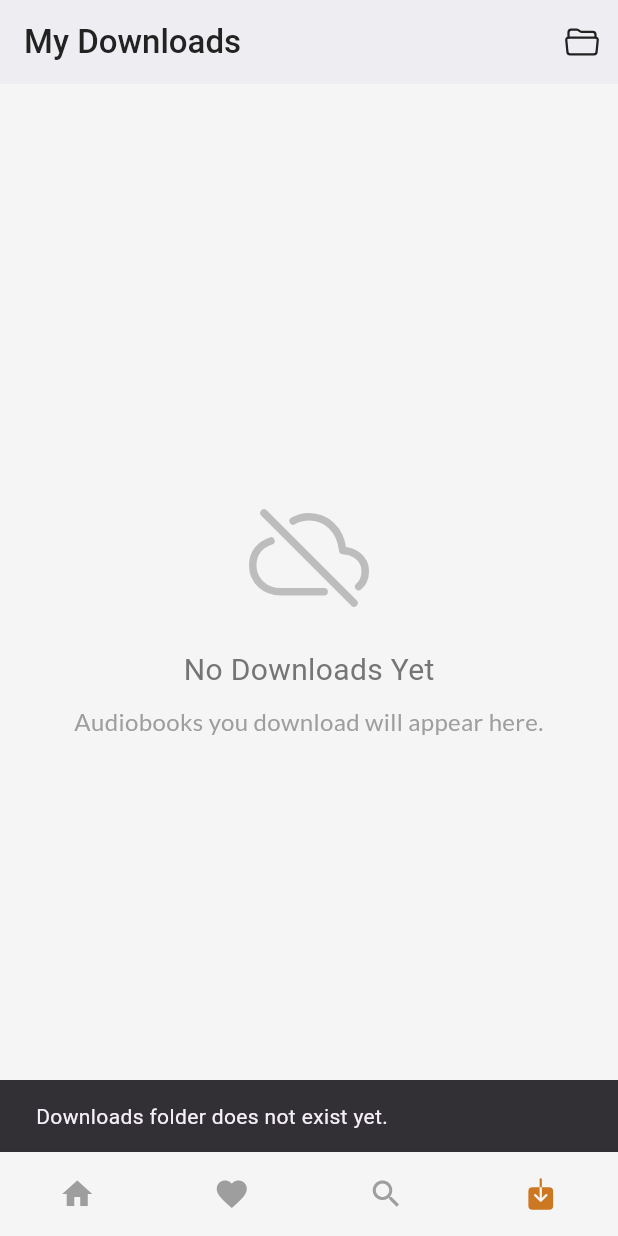
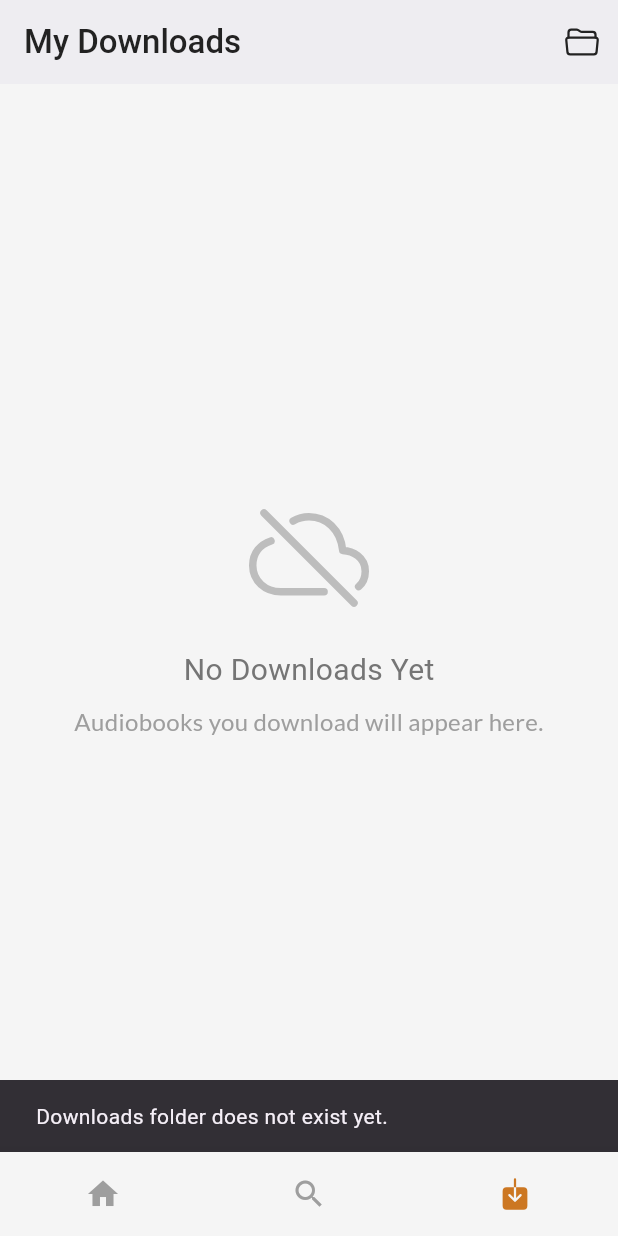
Before and after one commit to sagarchaulagai/aradia, a Flutter app: the DownloadsPage screen opened by its route, after a tap on an icon or button, on a phone screen of 412 x 824 dp. Run offline on Flutter 3.47's test engine with Material 3 defaults, Android fonts, the phone set to English and light mode, and no system bars; our stand-ins replace audio_service, audio_video_progress_bar, bloc, cached_network_image, device_info_plus, file_picker and 13 more; missing offline and left inert: audio_session, back_button_interceptor, background_downloader, flutter_background, flutter_media_metadata, rxdart_ext and 2 more; accounts and stored records are empty; network calls fail; Roboto replaces fonts that are missing (Ubuntu); statements that could not run were skipped.

Commit message:
added fav section in home, removed fav from btm nav bar, fixed UI

```diff
--- a/lib/screens/favourite/favourite.dart
+++ /dev/null
@@ -1,118 +0,0 @@
-import 'package:flutter/material.dart';
-import 'package:hive/hive.dart';
-import 'package:aradia/resources/models/audiobook.dart';
-import 'package:aradia/widgets/audiobook_item.dart';
-
-class Favourite extends StatefulWidget {
-  const Favourite({super.key});
-
-  @override
-  State<Favourite> createState() => _FavouriteState();
-}
-
-class _FavouriteState extends State<Favourite> {
-  late Box<dynamic> box;
-  late Stream<BoxEvent> _boxEventStream;
-
-  @override
-  void initState() {
-    super.initState();
-    box = Hive.box('favourite_audiobooks_box');
-
-    _boxEventStream = box.watch();
-  }
-
-  @override
-  Widget build(BuildContext context) {
-    return Scaffold(
-      appBar: AppBar(
-        title: const Text('Favourite'),
-      ),
-      body: StreamBuilder<BoxEvent>(
-        stream: _boxEventStream,
-        builder: (context, snapshot) {
-          final width = MediaQuery.of(context).size.width / 2;
-          double desiredHeight = (250 / 175) * width;
-          final double crossAspectRatio = width / desiredHeight;
-          if (box.length == 0) {
-            return const Center(
-              child: Column(
-                mainAxisAlignment: MainAxisAlignment.center,
-                children: [
-                  Icon(
-                    Icons.favorite,
-                    size: 100,
-                    color: Colors.grey,
-                  ),
-                  SizedBox(height: 10),
-                  Text(
-                    'No favourite audiobooks',
-                    style: TextStyle(
-                      fontSize: 20,
-                      color: Colors.grey,
-                    ),
-                  ),
-                ],
-              ),
-            );
-          }
-          return GridView.builder(
-            itemCount: box.length,
-            gridDelegate: SliverGridDelegateWithFixedCrossAxisCount(
-              crossAxisCount: 2,
-              childAspectRatio: crossAspectRatio,
-              crossAxisSpacing: 10,
-              mainAxisSpacing: 0,
-            ),
-            itemBuilder: (context, index) {
-              var key = box.keyAt(index);
-              final audiobook = Audiobook.fromMap(box.get(key)!);
-
-              return AudiobookItem(
-                audiobook: audiobook,
-                width: width,
-                height: desiredHeight,
-                onLongPressed: () {
-                  _showDeleteConfirmation(context, index);
-                },
-              );
-            },
-          );
-        },
-      ),
-    );
-  }
-
-  void _showDeleteConfirmation(BuildContext context, int index) {
-    showDialog(
-      context: context,
-      builder: (context) {
-        return AlertDialog(
-          title: const Text("Delete Audiobook"),
-          content: const Text(
-              "Are you sure you want to delete this audiobook from favourites?"),
-          actions: [
-            TextButton(
-              onPressed: () =>
-                  Navigator.of(context).pop(), // Dismiss the dialog
-              child: const Text("Cancel"),
-            ),
-            TextButton(
-              onPressed: () {
-                box.deleteAt(index); // Delete the item
-                Navigator.of(context).pop(); // Dismiss the dialog
-              },
-              child: const Text("Delete"),
-            ),
-          ],
-        );
-      },
-    );
-  }
-
-  @override
-  void dispose() {
-    box.close();
-    super.dispose();
-  }
-}
--- a/lib/screens/home/home.dart
+++ b/lib/screens/home/home.dart
@@ -1,5 +1,6 @@
 import 'package:aradia/resources/designs/app_colors.dart';
 import 'package:aradia/resources/designs/theme_notifier.dart';
+import 'package:aradia/screens/home/widgets/favourite_section.dart';
 import 'package:aradia/screens/home/widgets/local_imports_section.dart';
 import 'package:aradia/utils/app_logger.dart';
 import 'package:flutter/material.dart';
@@ -162,18 +163,22 @@ class _HomeState extends State<Home> {
       ),
       body: CustomScrollView(
         slivers: [
+          // --- Welcome section ---
           SliverToBoxAdapter(
             child: WelcomeSection(theme: theme),
           ),
+          // --- Recently Played section ---
           SliverToBoxAdapter(
             child: ConstrainedBox(
               constraints: const BoxConstraints(maxHeight: 290),
               child: const HistorySection(),
             ),
           ),
+          // --- Local imports section ---
           SliverToBoxAdapter(
             child: LocalImportsSection(),
           ),
+          // --- Recommended genres section ---
           SliverToBoxAdapter(
             child: FutureBuilder<String>(
               future: _recommendedGenresFuture,
@@ -200,9 +205,14 @@ class _HomeState extends State<Home> {
             ),
           ),
 
-          // --- Featured sections (stable blocs/controllers) ---
+          // --- Featured sections (popular and trending this week) ---
           SliverToBoxAdapter(
             child: _buildFeaturedSections(),
+          ),
+
+          // --- Favourite section ---
+          SliverToBoxAdapter(
+            child: FavouriteSection(),
           ),
 
           // --- Genres ---
--- /dev/null
+++ b/lib/screens/home/widgets/favourite_section.dart
@@ -0,0 +1,108 @@
+import 'package:flutter/material.dart';
+import 'package:hive/hive.dart';
+import 'package:google_fonts/google_fonts.dart';
+import 'package:aradia/resources/models/audiobook.dart';
+import 'package:aradia/widgets/audiobook_item.dart';
+
+class FavouriteSection extends StatefulWidget {
+  const FavouriteSection({super.key});
+
+  @override
+  State<FavouriteSection> createState() => _FavouriteSectionState();
+}
+
+class _FavouriteSectionState extends State<FavouriteSection> {
+  late Box<dynamic> box;
+  late Stream<BoxEvent> _boxEventStream;
+
+  @override
+  void initState() {
+    super.initState();
+    box = Hive.box('favourite_audiobooks_box');
+    _boxEventStream = box.watch();
+  }
+
+  @override
+  Widget build(BuildContext context) {
+    return StreamBuilder<BoxEvent>(
+      stream: _boxEventStream,
+      builder: (context, snapshot) {
+        if (box.length == 0) {
+          return const SizedBox
+              .shrink(); // Let us not show this section if there are no favourites
+        }
+
+        return Column(
+          crossAxisAlignment: CrossAxisAlignment.start,
+          children: [
+            Padding(
+              padding: const EdgeInsets.fromLTRB(8, 0, 8, 8),
+              child: Row(
+                children: [
+                  Text(
+                    'Favourites',
+                    style: GoogleFonts.ubuntu(
+                      fontSize: 20,
+                      fontWeight: FontWeight.bold,
+                    ),
+                  ),
+                ],
+              ),
+            ),
+            SizedBox(
+              height: 250,
+              child: ListView.builder(
+                padding: const EdgeInsets.symmetric(horizontal: 8),
+                scrollDirection: Axis.horizontal,
+                itemCount: box.length,
+                itemBuilder: (context, index) {
+                  var key = box.keyAt(index);
+                  final audiobook = Audiobook.fromMap(box.get(key)!);
+
+                  return AudiobookItem(
+                    audiobook: audiobook,
+                    onLongPressed: () {
+                      _showDeleteConfirmation(context, index);
+                    },
+                  );
+                },
+              ),
+            ),
+          ],
+        );
+      },
+    );
+  }
+
+  void _showDeleteConfirmation(BuildContext context, int index) {
+    showDialog(
+      context: context,
+      builder: (context) {
+        return AlertDialog(
+          title: const Text("Remove from Favourites"),
+          content: const Text(
+              "Are you sure you want to remove this audiobook from favourites?"),
+          actions: [
+            TextButton(
+              onPressed: () =>
+                  Navigator.of(context).pop(), // Dismiss the dialog
+              child: const Text("Cancel"),
+            ),
+            TextButton(
+              onPressed: () {
+                box.deleteAt(index); // Delete the item
+                Navigator.of(context).pop(); // Dismiss the dialog
+              },
+              child: const Text("Remove"),
+            ),
+          ],
+        );
+      },
+    );
+  }
+
+  @override
+  void dispose() {
+    super.dispose();
+  }
+}
--- a/lib/screens/home/widgets/history_section.dart
+++ b/lib/screens/home/widgets/history_section.dart
@@ -400,7 +400,7 @@ class _HistorySectionState extends State<HistorySection> {
               Text(
                 'Recently Played',
                 style: GoogleFonts.ubuntu(
-                    fontSize: 22, fontWeight: FontWeight.bold),
+                    fontSize: 20, fontWeight: FontWeight.bold),
               )
             ],
           ),
--- a/lib/screens/home/widgets/local_imports_section.dart
+++ b/lib/screens/home/widgets/local_imports_section.dart
@@ -124,7 +124,7 @@ class _LocalImportsSectionState extends State<LocalImportsSection> {
               Text(
                 'Local Audiobooks',
                 style: GoogleFonts.ubuntu(
-                  fontSize: 22,
+                  fontSize: 20,
                   fontWeight: FontWeight.bold,
                 ),
               ),
--- a/lib/screens/home/widgets/my_audiobooks.dart
+++ b/lib/screens/home/widgets/my_audiobooks.dart
@@ -136,14 +136,18 @@ class _MyAudiobooksState extends State<MyAudiobooks> {
   @override
   Widget build(BuildContext context) {
     return Padding(
-      padding: const EdgeInsets.only(left: 8, right: 8),
+      padding: const EdgeInsets.only(left: 8, right: 8, top: 8, bottom: 8),
       child: Column(
         crossAxisAlignment: CrossAxisAlignment.start,
         children: [
           Text(
             widget.title,
-            style: GoogleFonts.ubuntu(fontWeight: FontWeight.bold),
+            style: GoogleFonts.ubuntu(
+              fontSize: 20,
+              fontWeight: FontWeight.bold,
+            ),
           ),
+          SizedBox(height: 5),
           SizedBox(
             height: 250,
             child: BlocConsumer<HomeBloc, HomeState>(
--- a/lib/screens/home/widgets/welcome_section.dart
+++ b/lib/screens/home/widgets/welcome_section.dart
@@ -13,7 +13,7 @@ class WelcomeSection extends StatelessWidget {
   @override
   Widget build(BuildContext context) {
     return Container(
-      padding: const EdgeInsets.fromLTRB(16, 24, 16, 8),
+      padding: const EdgeInsets.fromLTRB(8, 24, 16, 8),
       child: Column(
         crossAxisAlignment: CrossAxisAlignment.start,
         children: [
--- a/lib/widgets/scaffold_with_nav_bar.dart
+++ b/lib/widgets/scaffold_with_nav_bar.dart
@@ -41,7 +41,7 @@ class _ScaffoldWithNavBarState extends State<ScaffoldWithNavBar> {
           selectedItemColor: const Color.fromRGBO(204, 119, 34, 1),
           items: const <BottomNavigationBarItem>[
             BottomNavigationBarItem(icon: Icon(Icons.home), label: ''),
-            BottomNavigationBarItem(icon: Icon(Icons.favorite), label: ''),
+            //BottomNavigationBarItem(icon: Icon(Icons.favorite), label: ''),
             BottomNavigationBarItem(icon: Icon(Icons.search), label: ''),
             BottomNavigationBarItem(icon: Icon(Ionicons.download), label: ''),
             //BottomNavigationBarItem(icon: Icon(Ionicons.caret_down_circle_outline), label: ''),
```
Also changed, not shown: lib/main.dart (+0 -10 lines).
